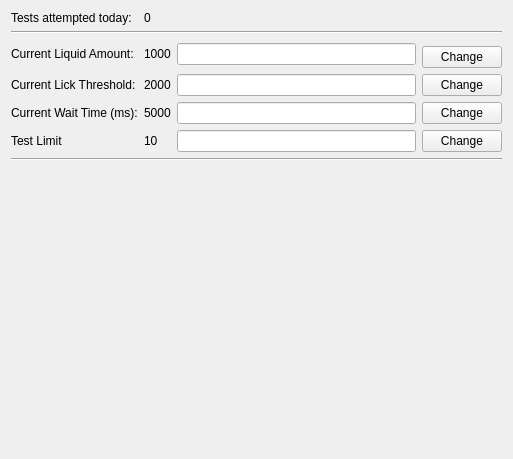
This is Python/gui/mousewin.ui in yagarwal123/autonomouse as Qt 5 draws it before an edit. The edited form follows.
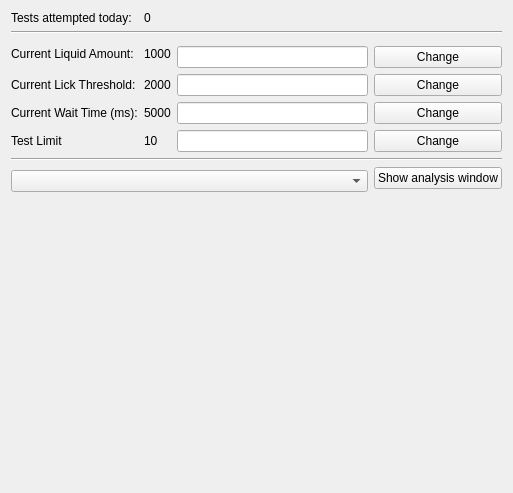
This is the edited form. Custom widgets are drawn as their Qt base class.

Commit message: add analysis window

Diff of the .ui file:
```diff
--- a/Python/gui/mousewin.ui
+++ b/Python/gui/mousewin.ui
@@ -6,8 +6,8 @@
    <rect>
     <x>0</x>
     <y>0</y>
-    <width>503</width>
-    <height>419</height>
+    <width>509</width>
+    <height>487</height>
    </rect>
   </property>
   <property name="windowTitle">
@@ -21,7 +21,7 @@
      </property>
     </widget>
    </item>
-   <item row="0" column="1" colspan="2">
+   <item row="0" column="1">
     <widget class="QLabel" name="test_no_disp">
      <property name="text">
       <string>0</string>
@@ -49,7 +49,7 @@
      </property>
     </widget>
    </item>
-   <item row="2" column="2" rowspan="2">
+   <item row="3" column="2">
     <widget class="QLineEdit" name="liquidLineEdit"/>
    </item>
    <item row="3" column="3">
@@ -138,7 +138,10 @@
      </property>
     </widget>
    </item>
-   <item row="8" column="0" colspan="4">
+   <item row="8" column="0" rowspan="2" colspan="3">
+    <widget class="QComboBox" name="test_select"/>
+   </item>
+   <item row="10" column="0" colspan="4">
     <widget class="MplWidget" name="plotWid" native="true">
      <property name="minimumSize">
       <size>
@@ -148,6 +151,13 @@
      </property>
     </widget>
    </item>
+   <item row="8" column="3">
+    <widget class="QPushButton" name="showAnalysisButton">
+     <property name="text">
+      <string>Show analysis window</string>
+     </property>
+    </widget>
+   </item>
   </layout>
  </widget>
  <customwidgets>
```
The commit also changes 4 other files.
